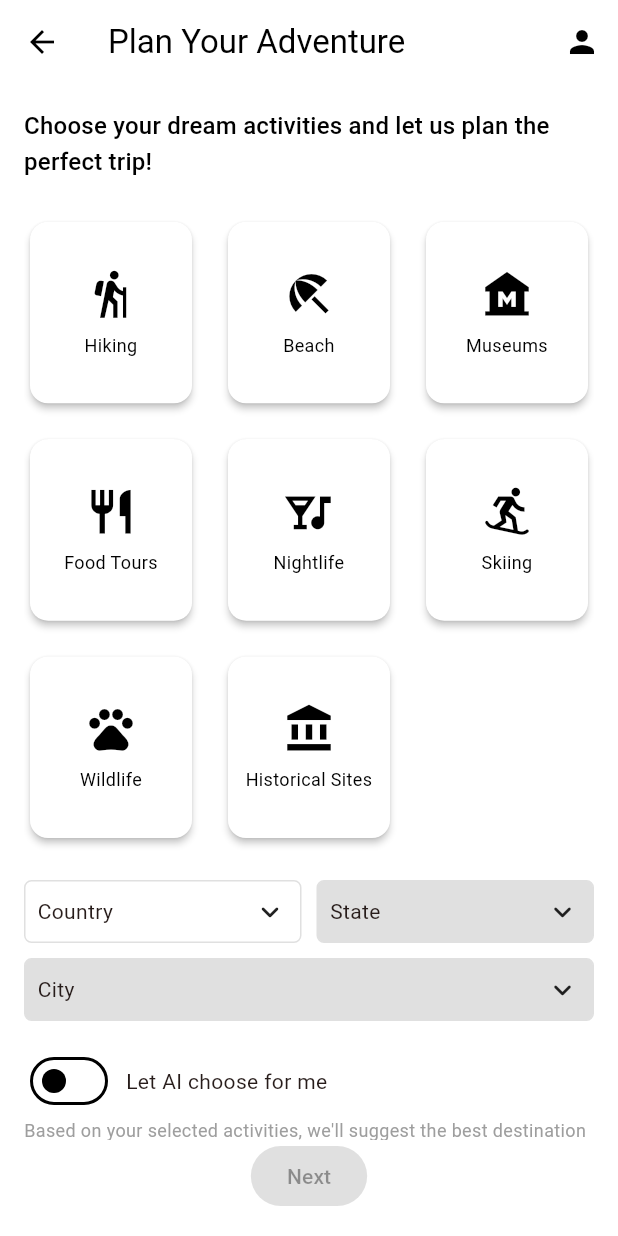
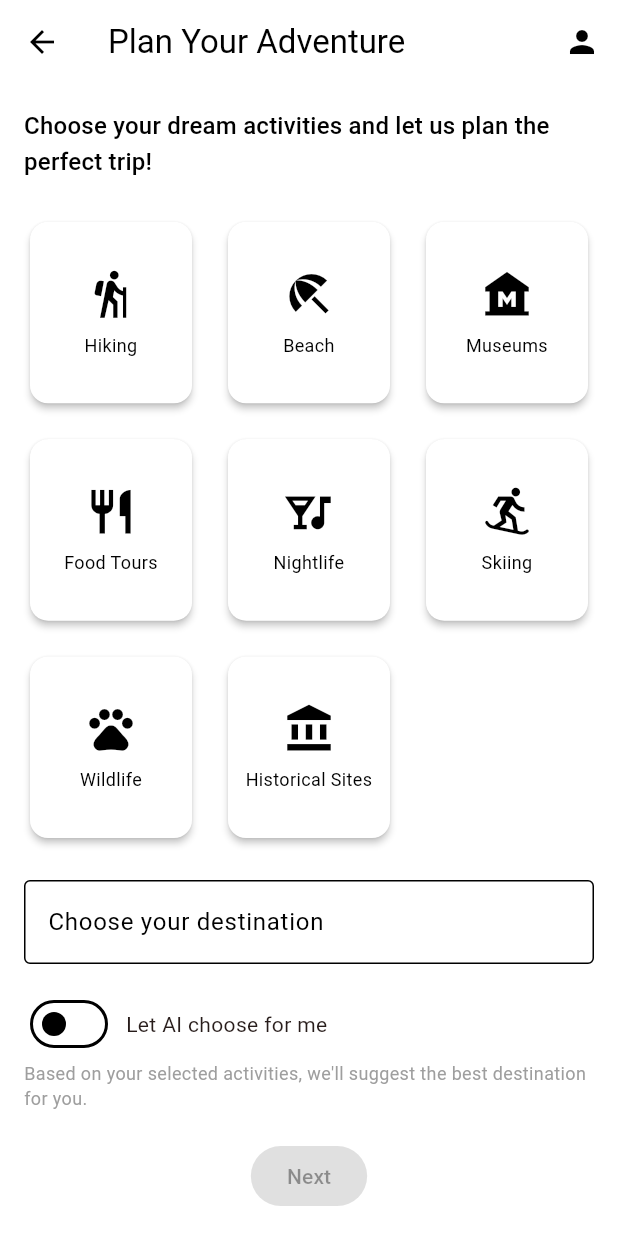
Before and after one commit to deniscar221/trip-planner-fe, a Flutter app: the PlanYourAdventureScreen screen opened directly, on a phone screen of 412 x 824 dp. Run offline on Flutter 3.47's test engine with Material 3 defaults, Android fonts, the phone set to English and light mode, and no system bars; drawn by our look-alikes of csc_picker; our stand-ins replace confetti, copy_with_extension, dio, dotted_border, equatable, flutter_bloc and 6 more; accounts and stored records are empty.

Commit message:
city_picker_4

```diff
--- /dev/null
+++ b/lib/core/constants/cities.dart
@@ -0,0 +1,85 @@
+const List<String> cities = [
+  'Tokyo',
+  'Jakarta',
+  'Delhi',
+  'Manila',
+  'Seoul',
+  'Shanghai',
+  'Karachi',
+  'Beijing',
+  'New York',
+  'Guangzhou',
+  'Sao Paulo',
+  'Mexico City',
+  'Mumbai',
+  'Osaka',
+  'Moscow',
+  'Dhaka',
+  'Cairo',
+  'Los Angeles',
+  'Bangkok',
+  'Kolkata',
+  'Buenos Aires',
+  'Tehran',
+  'Istanbul',
+  'Lagos',
+  'Shenzhen',
+  'Rio de Janeiro',
+  'Kinshasa',
+  'Tianjin',
+  'Paris',
+  'Lima',
+  'London',
+  'Chengdu',
+  'Lahore',
+  'Bangalore',
+  'Ho Chi Minh City',
+  'Nagoya',
+  'Chennai',
+  'Chicago',
+  'Hyderabad',
+  'Wuhan',
+  'Chongqing',
+  'Dongguan',
+  'Taipei',
+  'Hangzhou',
+  'Foshan',
+  'Hong Kong',
+  'Ahmedabad',
+  'Kuala Lumpur',
+  'Quanzhou',
+  'Surat',
+  'Nanjing',
+  'Pune',
+  'Alexandria',
+  'Houston',
+  'Shenyang',
+  'Harbin',
+  'Ankara',
+  'Johannesburg',
+  'Dar es Salaam',
+  'Singapore',
+  'Riyadh',
+  'Baghdad',
+  'Santiago',
+  'Philadelphia',
+  'Madrid',
+  'Toronto',
+  'Belo Horizonte',
+  'Khartoum',
+  'Sydney',
+  'Barcelona',
+  'Melbourne',
+  'Phoenix',
+  'Guadalajara',
+  'Monterrey',
+  'Detroit',
+  'Montreal',
+  'Rome',
+  'Berlin',
+  'Cape Town',
+  'Dubai',
+  'Ibiza',
+  'Hanoi',
+  'Luxor',
+];
--- a/lib/features/trip/presentation/screens/plan_your_adventure_screen.dart
+++ b/lib/features/trip/presentation/screens/plan_your_adventure_screen.dart
@@ -1,3 +1,4 @@
+import 'package:ai_trip_planner/core/constants/cities.dart';
 import 'package:ai_trip_planner/core/widgets/custom_app_bar.dart';
 import 'package:ai_trip_planner/features/trip/presentation/bloc/plan_your_adventure_bloc.dart';
 import 'package:ai_trip_planner/features/trip/presentation/bloc/plan_your_adventure_event.dart';
@@ -8,7 +9,6 @@ import 'package:ai_trip_planner/injection_container.dart';
 import 'package:flutter/material.dart';
 import 'package:flutter_bloc/flutter_bloc.dart';
 import 'package:ai_trip_planner/core/theme/app_colors.dart';
-import 'package:csc_picker/csc_picker.dart';
 
 class PlanYourAdventureScreen extends StatelessWidget {
   const PlanYourAdventureScreen({super.key});
@@ -130,13 +130,40 @@ class PlanYourAdventureScreen extends StatelessWidget {
     return Column(
       crossAxisAlignment: CrossAxisAlignment.start,
       children: [
-        CSCPicker(
-          onCountryChanged: (value) {},
-          onStateChanged: (value) {},
-          onCityChanged: (value) {
+        Autocomplete<String>(
+          initialValue: TextEditingValue(text: state.destination ?? ''),
+          optionsBuilder: (TextEditingValue textEditingValue) {
+            if (textEditingValue.text == '') {
+              return const Iterable<String>.empty();
+            }
+            return cities.where((String option) {
+              return option
+                  .toLowerCase()
+                  .contains(textEditingValue.text.toLowerCase());
+            });
+          },
+          onSelected: (String selection) {
             context
                 .read<PlanYourAdventureBloc>()
-                .add(SelectDestination(value));
+                .add(SelectDestination(selection));
+          },
+          fieldViewBuilder: (BuildContext context,
+              TextEditingController textEditingController,
+              FocusNode focusNode,
+              VoidCallback onFieldSubmitted) {
+            return TextFormField(
+              controller: textEditingController,
+              focusNode: focusNode,
+              enabled: !state.isAiChoice,
+              decoration: const InputDecoration(
+                labelText: 'Choose your destination',
+              ),
+              onChanged: (value) {
+                context
+                    .read<PlanYourAdventureBloc>()
+                    .add(SelectDestination(value.isEmpty ? null : value));
+              },
+            );
           },
         ),
         const SizedBox(height: 16),
@@ -144,13 +171,16 @@ class PlanYourAdventureScreen extends StatelessWidget {
           children: [
             Switch(
               value: state.isAiChoice,
-              onChanged: state.destination != null && state.destination!.isNotEmpty
-                  ? null
-                  : (value) {
-                      context
-                          .read<PlanYourAdventureBloc>()
-                          .add(ToggleAiChoice(value));
-                    },
+              onChanged: (value) {
+                context
+                    .read<PlanYourAdventureBloc>()
+                    .add(ToggleAiChoice(value));
+                if (value) {
+                  context
+                      .read<PlanYourAdventureBloc>()
+                      .add(SelectDestination(null));
+                }
+              },
             ),
             const SizedBox(width: 8),
             const Text('Let AI choose for me'),
--- a/pubspec.yaml
+++ b/pubspec.yaml
@@ -30,7 +30,6 @@ dependencies:
   logging: ^1.2.0
   jwt_decoder: ^2.0.1
   flutter_svg: ^2.0.10+1
-  csc_picker: ^0.2.7
 
 dev_dependencies:
   flutter_test:
```
